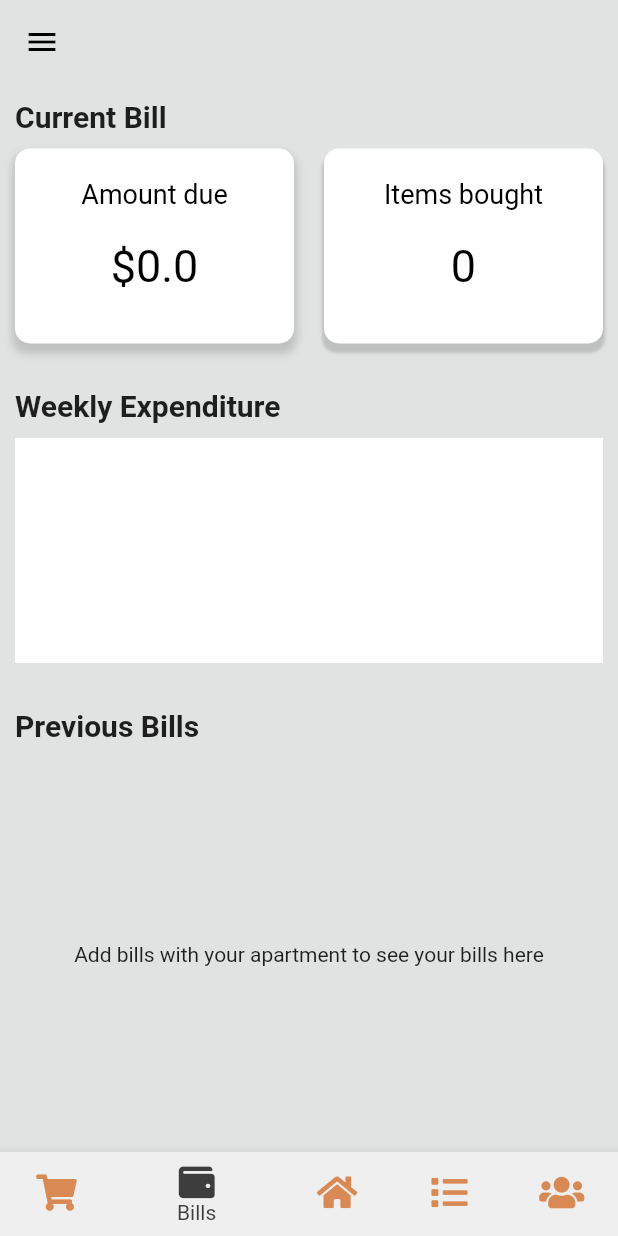
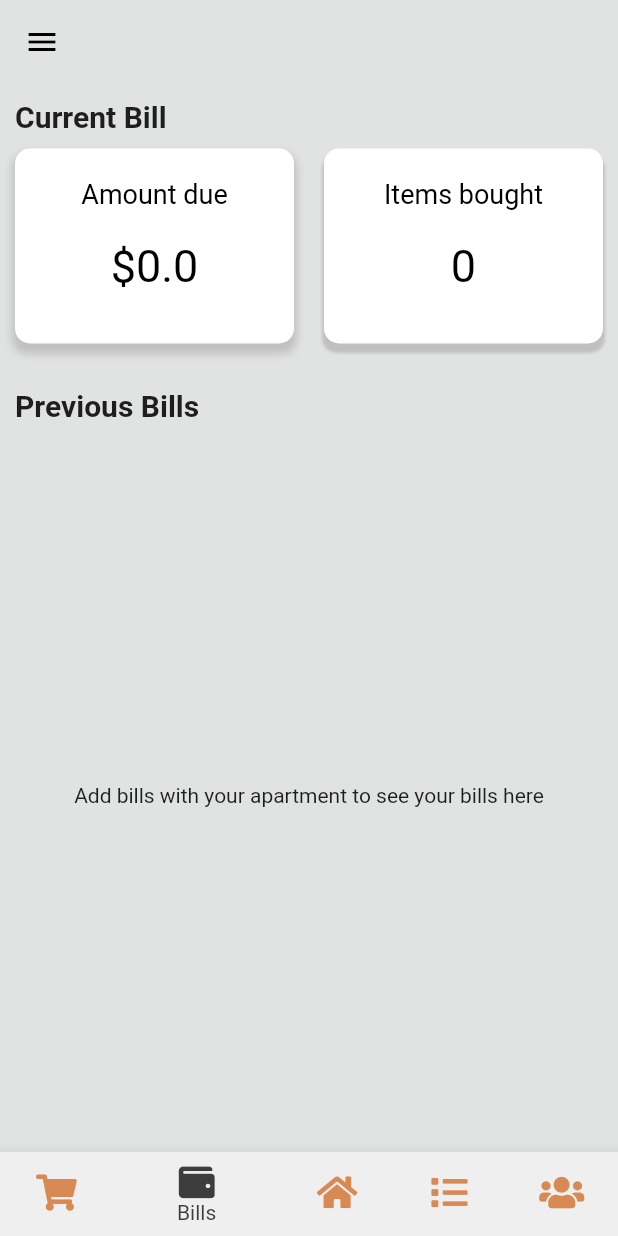
Before and after one commit to dhmi19/LiveTogether, a Flutter app: the screen it shows once a user with an empty profile is signed in, item 2 of the bottom bar chosen, on a phone screen of 412 x 824 dp. Run offline on Flutter 3.47's test engine with Material 2 defaults, Android fonts, the phone set to English and light mode, and no system bars; our stand-ins replace cloud_firestore, firebase_auth, firebase_storage, flutter_spinkit, font_awesome_flutter, image_picker; accounts and stored records are empty; network calls fail.

Commit message:
removed chart from bills page

```diff
--- a/lib/screens/billsScreen/BillsScreenWidget.dart
+++ b/lib/screens/billsScreen/BillsScreenWidget.dart
@@ -38,17 +38,6 @@ class BillsScreenWidget extends StatelessWidget {
 
               SizedBox(height: 30,),
 
-              Text("Weekly Expenditure", style: headerStyle),
-              SizedBox(height: 10,),
-
-              Container(
-                width: double.infinity,
-                height: 150,
-                color: Colors.white,
-              ),
-
-              SizedBox(height: 30,),
-
               Text("Previous Bills", style: headerStyle),
               SizedBox(height: 10,),
 
```
